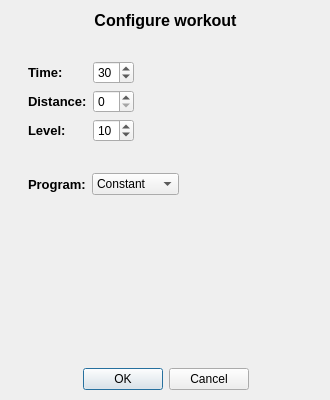
Above: resources/configuredialog.ui from CGodiksen/exercise-bike-logger before the change. Below: the same form after it.
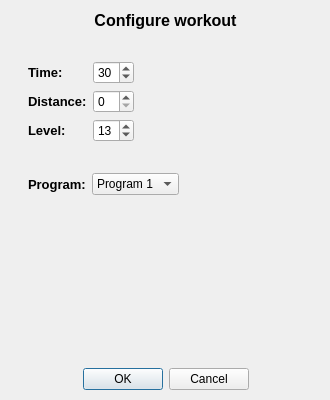
That is the form after the change.

Commit message: Implemented program 4 and 5 and changed some default values in the configure dialog.

Diff of the .ui file:
```diff
--- a/resources/configuredialog.ui
+++ b/resources/configuredialog.ui
@@ -146,7 +146,7 @@
       <item row="4" column="1">
        <widget class="QSpinBox" name="levelSpinBox">
         <property name="value">
-         <number>10</number>
+         <number>13</number>
         </property>
        </widget>
       </item>
@@ -183,11 +183,6 @@
       </item>
       <item>
        <widget class="QComboBox" name="comboBox">
-        <item>
-         <property name="text">
-          <string>Constant</string>
-         </property>
-        </item>
         <item>
          <property name="text">
           <string>Program 1</string>
```
The commit also changes 1 other file.
